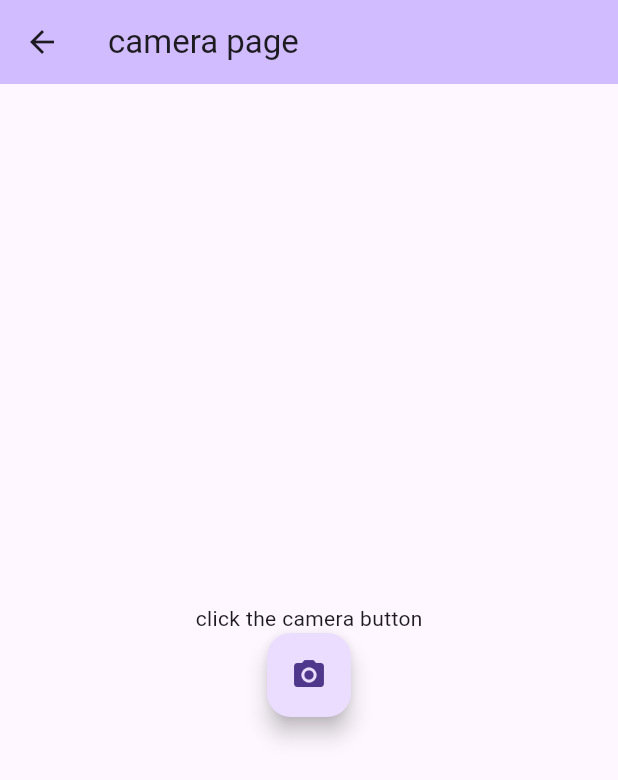
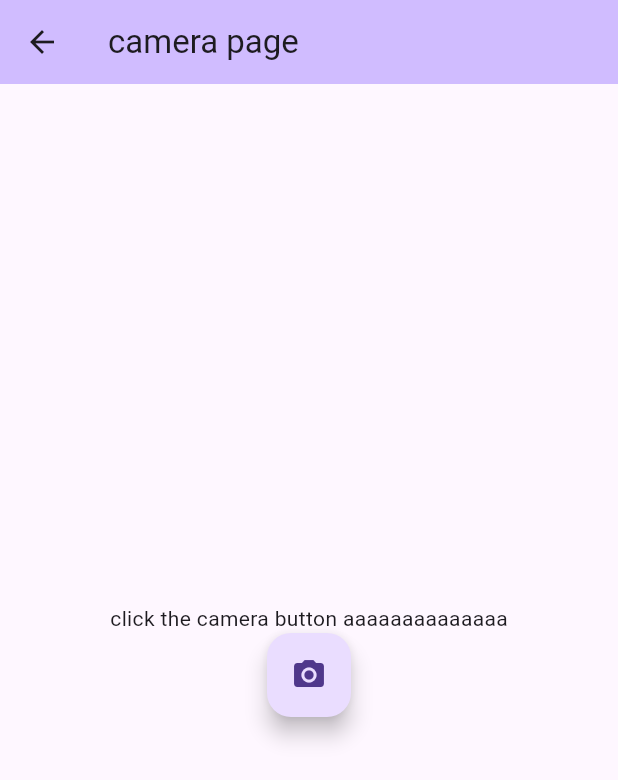
Before and after one commit to jiyun5826/1234, a Flutter app: the CameraPage screen opened directly, on a phone screen of 412 x 824 dp. Shown: the top 780 px of the screen. Run offline on Flutter 3.47's test engine with Material 3 defaults, Android fonts, the phone set to English and light mode, and no system bars.

Commit message:
Chore: text 변경

```diff
--- a/lib/page/camerapage.dart
+++ b/lib/page/camerapage.dart
@@ -19,7 +19,7 @@ class CameraPageState extends State<CameraPage> {
         child: Column(
           mainAxisAlignment: MainAxisAlignment.center,
           children: [
-            Text('click the camera button'),
+            Text('click the camera button aaaaaaaaaaaaaa'),
             ButtonTheme(
                 child: FloatingActionButton(
               onPressed: () {},
```
